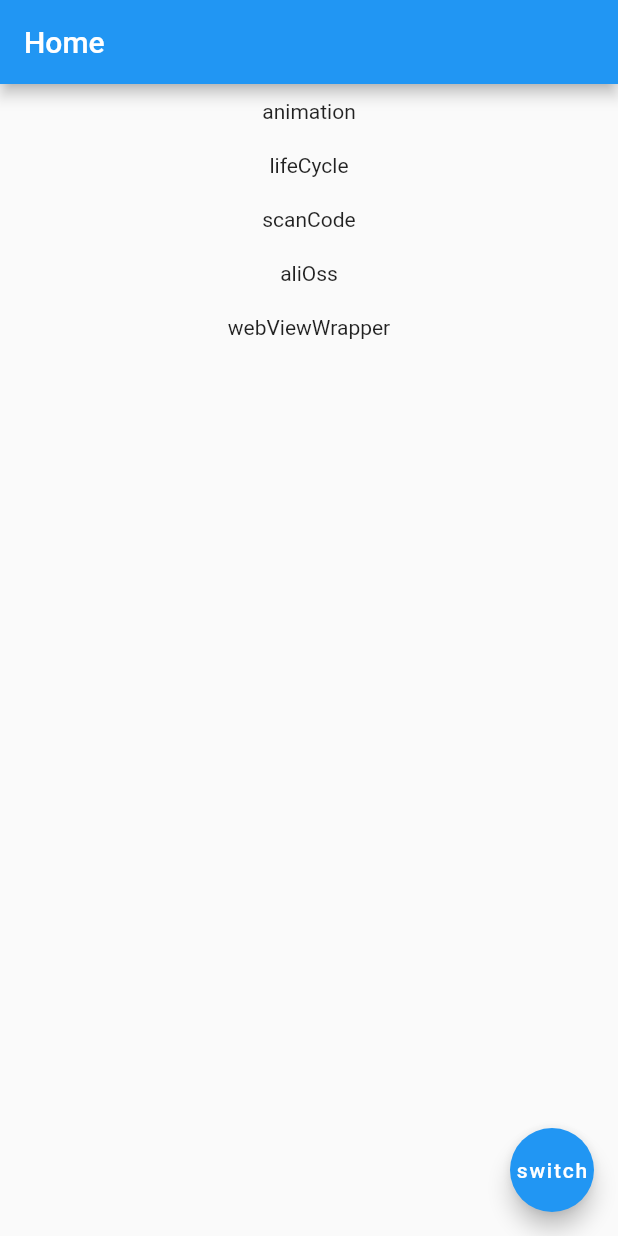
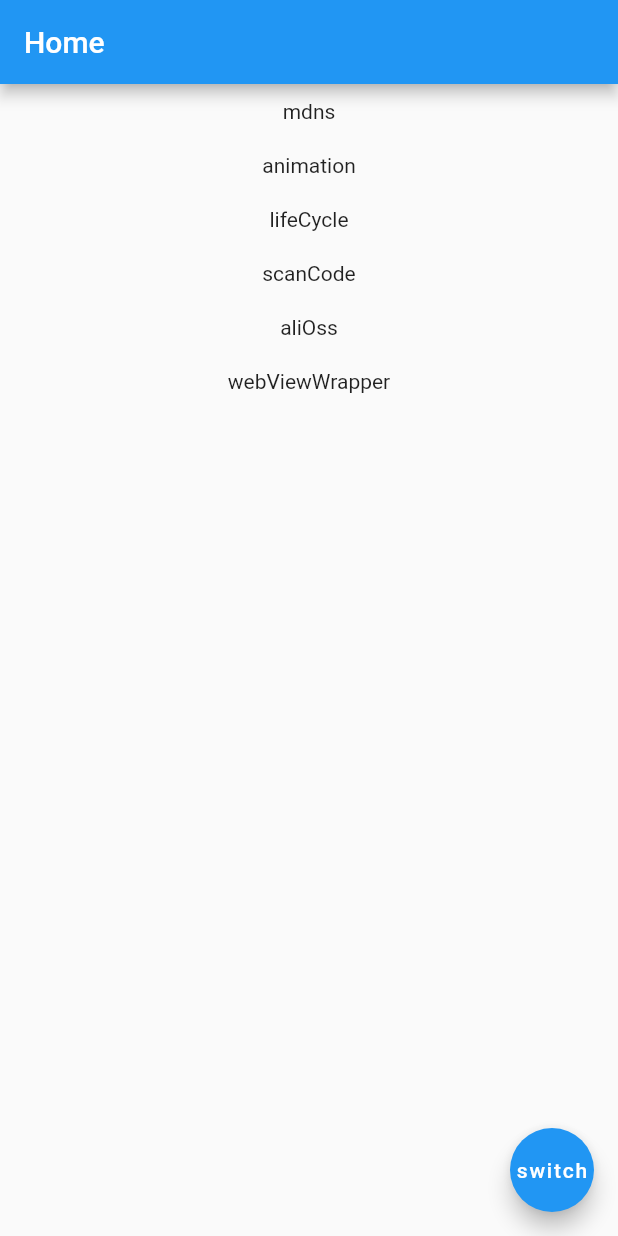
Before and after one commit to liufeihe/play_flutter, a Flutter app: the screen it shows after launch, on a phone screen of 412 x 824 dp. Run offline on Flutter 3.47's test engine with Material 2 defaults, Android fonts, the phone set to English and light mode, and no system bars; our stand-ins replace flutter_i18n, webview_flutter; missing offline and left inert: aliossflutter, flutter_lottie, fzxing, wifi.

Commit message:
add mdns

```diff
--- a/assets/i18n/en.yaml
+++ b/assets/i18n/en.yaml
@@ -8,6 +8,7 @@ home:
   scanCode: scanCode
   aliOss: aliOss
   webViewWrapper: webViewWrapper
+  mdns: mdns
 animation:
   title: json animation
 lifeCycle:
--- a/lib/main.dart
+++ b/lib/main.dart
@@ -5,6 +5,7 @@ import 'package:play_flutter/views/other/aliOss.dart';
 import 'package:play_flutter/views/other/animation.dart';
 import 'package:play_flutter/views/other/lifeCycle.dart';
 import 'package:play_flutter/views/other/lifeCycle2.dart';
+import 'package:play_flutter/views/other/mdns.dart';
 import 'package:play_flutter/views/other/scanCode.dart';
 import 'package:play_flutter/views/other/webViewWrapper.dart';
 import 'package:play_flutter/views/user/home.dart';
@@ -56,6 +57,7 @@ class MyApp extends StatelessWidget {
         '/scanCode': (context)=>ScanCode(),
         '/aliOss': (context)=>AliOss(),
         '/webViewWrapper': (context)=>WebViewWrapper(),
+        '/mdns': (context)=>Mdns(),
       },
       localizationsDelegates: [
         GlobalMaterialLocalizations.delegate,
--- a/lib/views/user/home.dart
+++ b/lib/views/user/home.dart
@@ -22,6 +22,15 @@ class _HomeState extends State<Home>{
       body: Center(
         child: Column(
           children: <Widget>[
+            GestureDetector(
+              onTap: (){
+                Navigator.pushNamed(context, '/mdns');
+              },
+              child: Padding(
+                padding: EdgeInsets.all(10),
+                child: Text(FlutterI18n.translate(context, 'home.mdns')),
+              ),
+            ),
             GestureDetector(
               onTap: (){
                 Navigator.pushNamed(context, '/animation');
--- a/pubspec.yaml
+++ b/pubspec.yaml
@@ -31,6 +31,7 @@ dependencies:
   fzxing: ^0.3.0
   aliossflutter: ^0.0.4
   webview_flutter: ^0.3.16
+  mdns_plugin: ^1.1.1
 
 dev_dependencies:
   flutter_test:
```
Also changed, not shown: lib/views/other/mdns.dart (added, +18 -0 lines), lib/utils/mdns.dart (added), pubspec.lock.
